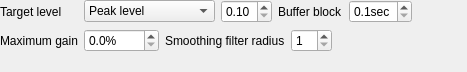
Qt form src/bomi/ui/audionormalizeroptionwidget.ui (bylee20/bomi) before a commit.
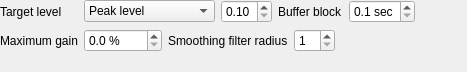
The same form after that commit.

```diff
--- a/src/bomi/ui/audionormalizeroptionwidget.ui
+++ b/src/bomi/ui/audionormalizeroptionwidget.ui
@@ -90,7 +90,7 @@
         <bool>true</bool>
        </property>
        <property name="suffix">
-        <string>sec</string>
+        <string> sec</string>
        </property>
        <property name="decimals">
         <number>1</number>
@@ -142,7 +142,7 @@
         <bool>true</bool>
        </property>
        <property name="suffix">
-        <string notr="true">%</string>
+        <string notr="true"> %</string>
        </property>
        <property name="decimals">
         <number>1</number>
```
